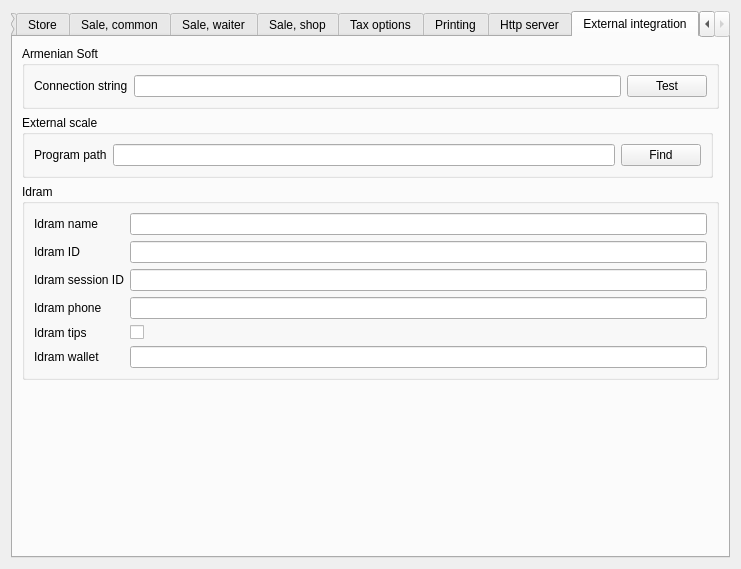
The window that Reports/c5settingswidget.ui (End1-1/Cafe5) describes before a commit, drawn with Qt 5.
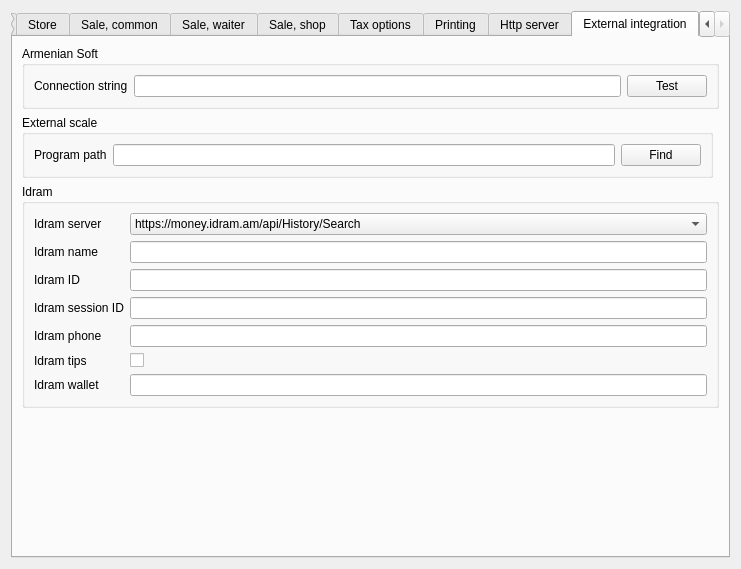
The same window after the commit. The open tabs and pages were chosen to show the change. Custom widgets are drawn as their Qt base class.

```diff
--- a/Reports/c5settingswidget.ui
+++ b/Reports/c5settingswidget.ui
@@ -1434,14 +1434,52 @@
           <string>Idram</string>
          </property>
          <layout class="QFormLayout" name="formLayout_2">
+          <item row="0" column="0">
+           <widget class="QLabel" name="label_80">
+            <property name="text">
+             <string>Idram server</string>
+            </property>
+           </widget>
+          </item>
+          <item row="0" column="1">
+           <widget class="QComboBox" name="cbIdramServer">
+            <property name="Tag" stdset="0">
+             <number>84</number>
+            </property>
+            <item>
+             <property name="text">
+              <string>https://money.idram.am/api/History/Search</string>
+             </property>
+            </item>
+            <item>
+             <property name="text">
+              <string>https://cashback.idram.am/api/history/searchbyorder</string>
+             </property>
+            </item>
+           </widget>
+          </item>
           <item row="1" column="0">
+           <widget class="QLabel" name="label_72">
+            <property name="text">
+             <string>Idram name</string>
+            </property>
+           </widget>
+          </item>
+          <item row="1" column="1">
+           <widget class="C5LineEdit" name="leIdramName">
+            <property name="Tag" stdset="0">
+             <number>76</number>
+            </property>
+           </widget>
+          </item>
+          <item row="2" column="0">
            <widget class="QLabel" name="label_3">
             <property name="text">
              <string>Idram ID</string>
             </property>
            </widget>
           </item>
-          <item row="1" column="1">
+          <item row="2" column="1">
            <widget class="C5LineEdit" name="leIDRAMID">
             <property name="Tag" stdset="0">
              <number>3</number>
@@ -1449,41 +1487,41 @@
            </widget>
           </item>
           <item row="3" column="0">
+           <widget class="QLabel" name="label_73">
+            <property name="text">
+             <string>Idram session ID</string>
+            </property>
+           </widget>
+          </item>
+          <item row="3" column="1">
+           <widget class="C5LineEdit" name="leIdramSessionId">
+            <property name="Tag" stdset="0">
+             <number>77</number>
+            </property>
+           </widget>
+          </item>
+          <item row="4" column="0">
            <widget class="QLabel" name="label_4">
             <property name="text">
              <string>Idram phone</string>
             </property>
            </widget>
           </item>
-          <item row="3" column="1">
+          <item row="4" column="1">
            <widget class="C5LineEdit" name="leIDRAMPhone">
             <property name="Tag" stdset="0">
              <number>4</number>
             </property>
            </widget>
           </item>
-          <item row="4" column="0">
+          <item row="5" column="0">
            <widget class="QLabel" name="label_70">
             <property name="text">
              <string>Idram tips</string>
             </property>
            </widget>
           </item>
-          <item row="5" column="0">
-           <widget class="QLabel" name="label_71">
-            <property name="text">
-             <string>Idram wallet</string>
-            </property>
-           </widget>
-          </item>
           <item row="5" column="1">
-           <widget class="C5LineEdit" name="leIdramTipsWallet">
-            <property name="Tag" stdset="0">
-             <number>75</number>
-            </property>
-           </widget>
-          </item>
-          <item row="4" column="1">
            <widget class="C5CheckBox" name="chIdramTips">
             <property name="text">
              <string/>
@@ -1493,31 +1531,17 @@
             </property>
            </widget>
           </item>
-          <item row="0" column="0">
-           <widget class="QLabel" name="label_72">
+          <item row="6" column="0">
+           <widget class="QLabel" name="label_71">
             <property name="text">
-             <string>Idram name</string>
+             <string>Idram wallet</string>
             </property>
            </widget>
           </item>
-          <item row="0" column="1">
-           <widget class="C5LineEdit" name="leIdramName">
+          <item row="6" column="1">
+           <widget class="C5LineEdit" name="leIdramTipsWallet">
             <property name="Tag" stdset="0">
-             <number>76</number>
-            </property>
-           </widget>
-          </item>
-          <item row="2" column="0">
-           <widget class="QLabel" name="label_73">
-            <property name="text">
-             <string>Idram session ID</string>
-            </property>
-           </widget>
-          </item>
-          <item row="2" column="1">
-           <widget class="C5LineEdit" name="leIdramSessionId">
-            <property name="Tag" stdset="0">
-             <number>77</number>
+             <number>75</number>
             </property>
            </widget>
           </item>
@@ -1604,16 +1628,16 @@
   </layout>
  </widget>
  <customwidgets>
+  <customwidget>
+   <class>C5LineEdit</class>
+   <extends>QLineEdit</extends>
+   <header location="global">c5lineedit.h</header>
+  </customwidget>
   <customwidget>
    <class>C5CheckBox</class>
    <extends>QCheckBox</extends>
    <header location="global">c5checkbox.h</header>
   </customwidget>
-  <customwidget>
-   <class>C5LineEdit</class>
-   <extends>QLineEdit</extends>
-   <header location="global">c5lineedit.h</header>
-  </customwidget>
   <customwidget>
    <class>C5LineEditWithSelector</class>
    <extends>QLineEdit</extends>
```
Left out of the diff: 10 changed lines with no effect on the pictures.
